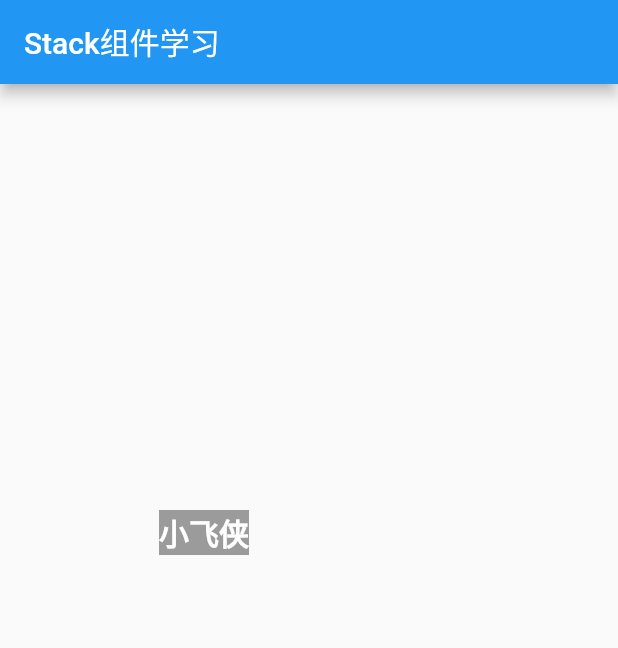
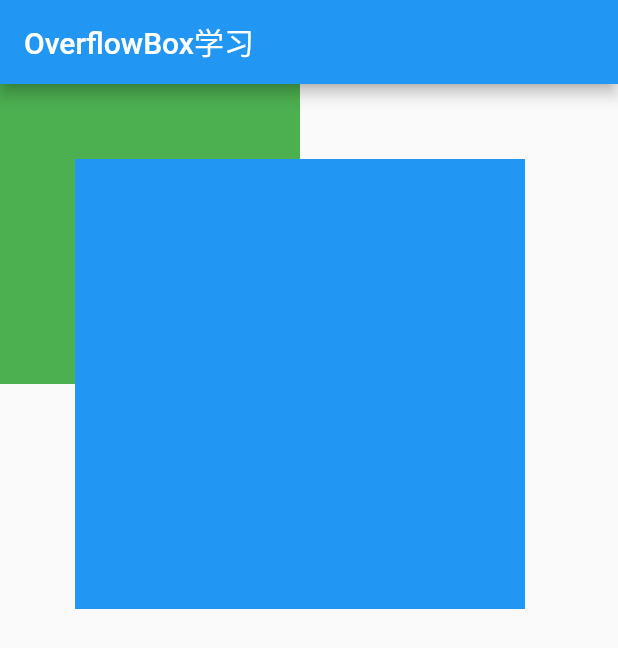
Before and after one commit to Ellen2018/flutter_study_app, a Flutter app: the screen it shows after launch, on a phone screen of 412 x 824 dp. Shown: the top 648 px of the screen. Run offline on Flutter 3.47's test engine with Material 2 defaults, Android fonts, the phone set to English and light mode, and no system bars.

Commit message:
演示OverflowBox组件

```diff
--- /dev/null
+++ b/lib/layout/StudyOverflowBox.dart
@@ -0,0 +1,38 @@
+import 'package:flutter/material.dart';
+
+///突破父控件的约束，就要使用OverflowBox组件
+class StudyOverflowBoxApp extends StatelessWidget{
+  @override
+  Widget build(BuildContext context) {
+    return MaterialApp(
+      title: 'OverflowBox组件学习',
+      home: OverflowBoxDemo(),
+    );
+  }
+}
+
+class OverflowBoxDemo extends StatelessWidget{
+  @override
+  Widget build(BuildContext context) {
+    return Scaffold(
+      appBar: AppBar(title: Text('OverflowBox学习'),),
+      body: Container(
+        color: Colors.green,
+        width: 200,
+        height: 200,
+        padding: EdgeInsets.all(50),
+        child: OverflowBox(
+          alignment: Alignment.topLeft,
+          maxHeight: 400,
+          maxWidth: 400,
+          child: Container(
+            color: Colors.blue,
+            width: 300,
+            height: 300,
+          ),
+        ),
+      ),
+    );
+  }
+
+}
--- a/lib/main.dart
+++ b/lib/main.dart
@@ -13,6 +13,7 @@ import 'package:flutter_study_app/layout/StudyColumn.dart';
 import 'package:flutter_study_app/layout/StudyContainer.dart';
 import 'package:flutter_study_app/layout/StudyFittedBox.dart';
 import 'package:flutter_study_app/layout/StudyIndexStack.dart';
+import 'package:flutter_study_app/layout/StudyOverflowBox.dart';
 import 'package:flutter_study_app/layout/StudyPadding.dart';
 import 'package:flutter_study_app/layout/StudyStack.dart';
 import 'package:flutter_study_app/material/StudyAppBar.dart';
@@ -32,7 +33,7 @@ import 'layout/StudyRow.dart';
 
 void main() {
   //配置App
-  runApp(new StudyIndexStackApp());
+  runApp(new StudyOverflowBoxApp());
 }
 
 class MyApp extends StatelessWidget {
```
